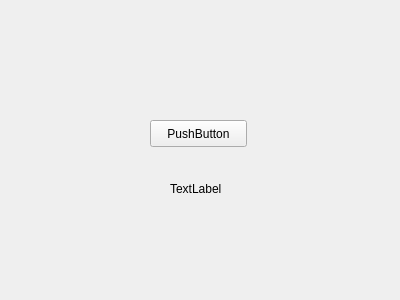
Qt form ui/form.ui (Minakami92/PyQt_test) before a commit.
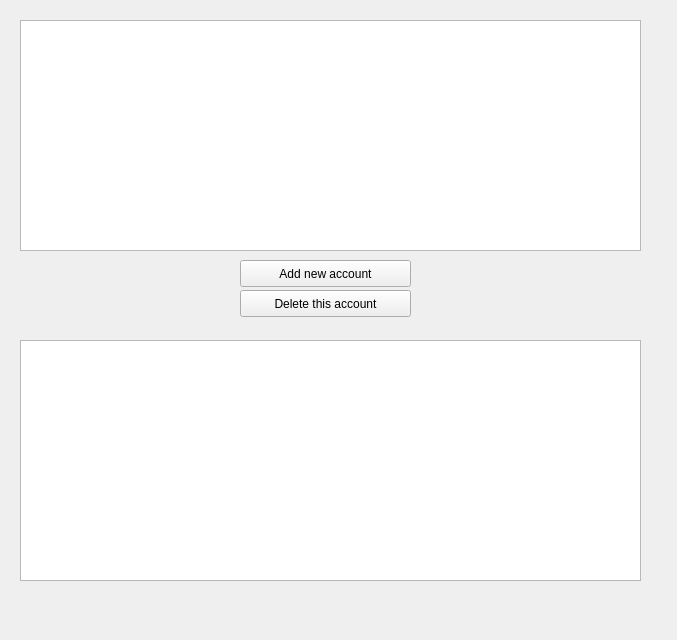
The same form after that commit.

What changed in the file:
```diff
--- a/ui/form.ui
+++ b/ui/form.ui
@@ -6,37 +6,57 @@
    <rect>
     <x>0</x>
     <y>0</y>
-    <width>400</width>
-    <height>300</height>
+    <width>677</width>
+    <height>640</height>
    </rect>
   </property>
   <property name="windowTitle">
    <string>Form</string>
   </property>
-  <widget class="QPushButton" name="pushButton">
+  <widget class="QListView" name="listView">
    <property name="geometry">
     <rect>
-     <x>150</x>
-     <y>120</y>
-     <width>97</width>
+     <x>20</x>
+     <y>20</y>
+     <width>621</width>
+     <height>231</height>
+    </rect>
+   </property>
+  </widget>
+  <widget class="QPushButton" name="pushButton_2">
+   <property name="geometry">
+    <rect>
+     <x>240</x>
+     <y>260</y>
+     <width>171</width>
      <height>27</height>
     </rect>
    </property>
    <property name="text">
-    <string>PushButton</string>
+    <string>Add new account</string>
    </property>
   </widget>
-  <widget class="QLabel" name="label">
+  <widget class="QListView" name="listView_2">
    <property name="geometry">
     <rect>
-     <x>170</x>
-     <y>180</y>
-     <width>66</width>
-     <height>17</height>
+     <x>20</x>
+     <y>340</y>
+     <width>621</width>
+     <height>241</height>
     </rect>
    </property>
+  </widget>
+  <widget class="QPushButton" name="pushButton_4">
+   <property name="geometry">
+    <rect>
+     <x>240</x>
+     <y>290</y>
+     <width>171</width>
+     <height>27</height>
+    </rect>
+   </property>
    <property name="text">
-    <string>TextLabel</string>
+    <string>Delete this account</string>
    </property>
   </widget>
  </widget>
```
Left out of the diff: 30 changed lines with no effect on the pictures.
